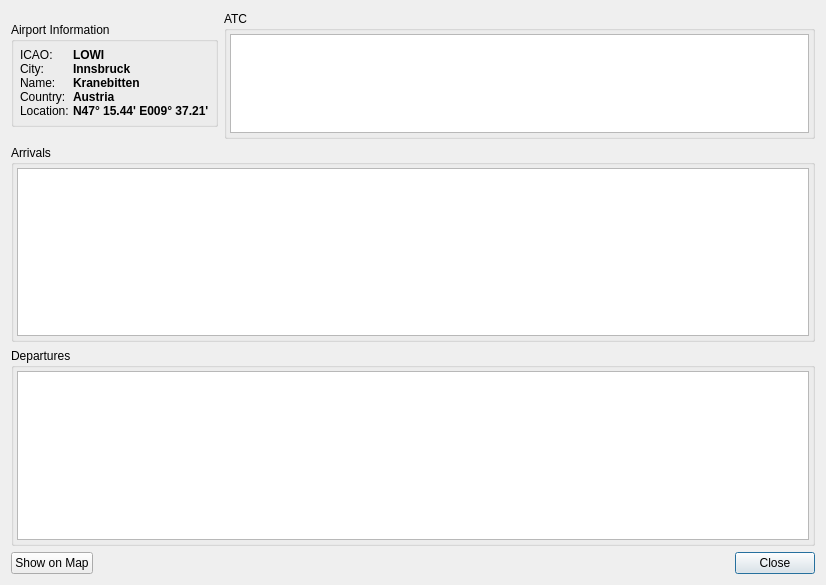
The window that branches/jonas_unstable/QuteScoop/gui/AirportDetails.ui (qutescoop/qutescoop) describes before a commit, drawn with Qt 5.
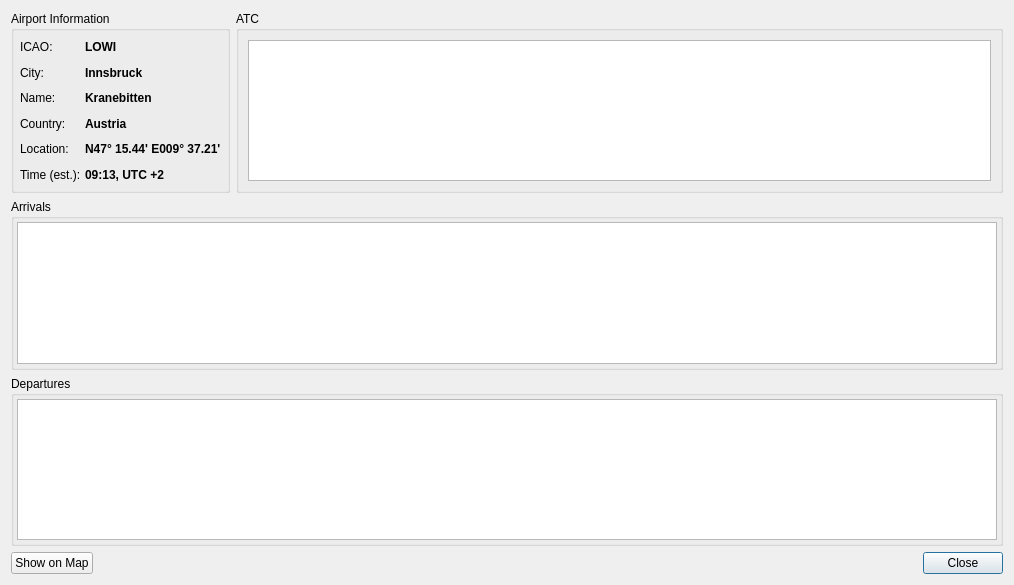
The same window after the commit. Icons and pictures are not drawn.

Commit message:
added: * show inactive airports (+menu item, +airport preferences) * show DEL in AirportDetails * show estimated local time (just based on longitude...)
changed:
* show label above dot and centered
* allow to show 999 labels (for fast machines)

fixed:
* arrival time calculation for just departed planes

Patch:
```diff
--- a/branches/jonas_unstable/QuteScoop/gui/AirportDetails.ui
+++ b/branches/jonas_unstable/QuteScoop/gui/AirportDetails.ui
@@ -6,7 +6,7 @@
    <rect>
     <x>0</x>
     <y>0</y>
-    <width>826</width>
+    <width>1014</width>
     <height>585</height>
    </rect>
   </property>
@@ -22,21 +22,18 @@
     <layout class="QHBoxLayout" name="_3">
      <item>
       <widget class="QGroupBox" name="groupBox_4">
-       <property name="sizePolicy">
-        <sizepolicy hsizetype="Preferred" vsizetype="Fixed">
-         <horstretch>0</horstretch>
-         <verstretch>0</verstretch>
-        </sizepolicy>
-       </property>
        <property name="title">
         <string>Airport Information</string>
        </property>
+       <property name="alignment">
+        <set>Qt::AlignLeading|Qt::AlignLeft|Qt::AlignTop</set>
+       </property>
        <layout class="QGridLayout">
         <property name="horizontalSpacing">
          <number>4</number>
         </property>
         <property name="verticalSpacing">
-         <number>0</number>
+         <number>6</number>
         </property>
         <property name="margin">
          <number>6</number>
@@ -141,31 +138,45 @@
           </property>
          </widget>
         </item>
+        <item row="5" column="0">
+         <widget class="QLabel" name="label_6">
+          <property name="text">
+           <string>Time (est.):</string>
+          </property>
+         </widget>
+        </item>
+        <item row="5" column="1">
+         <widget class="QLabel" name="lblTime">
+          <property name="font">
+           <font>
+            <weight>75</weight>
+            <bold>true</bold>
+           </font>
+          </property>
+          <property name="text">
+           <string>09:13, UTC +2</string>
+          </property>
+         </widget>
+        </item>
        </layout>
       </widget>
      </item>
      <item>
       <widget class="QGroupBox" name="groupBoxAtc">
        <property name="sizePolicy">
-        <sizepolicy hsizetype="Preferred" vsizetype="Fixed">
+        <sizepolicy hsizetype="Preferred" vsizetype="Maximum">
          <horstretch>0</horstretch>
          <verstretch>0</verstretch>
         </sizepolicy>
        </property>
-       <property name="maximumSize">
-        <size>
-         <width>16777215</width>
-         <height>128</height>
-        </size>
-       </property>
        <property name="title">
         <string>ATC</string>
        </property>
-       <layout class="QVBoxLayout">
-        <property name="margin">
-         <number>3</number>
+       <layout class="QGridLayout" name="gridLayout">
+        <property name="sizeConstraint">
+         <enum>QLayout::SetMinimumSize</enum>
         </property>
-        <item>
+        <item row="0" column="0" rowspan="2">
          <widget class="QTreeView" name="treeAtc">
           <property name="editTriggers">
            <set>QAbstractItemView::NoEditTriggers</set>
```
Left out of the diff: 3 changed lines with no effect on the pictures. The commit also changes 16 other files.
